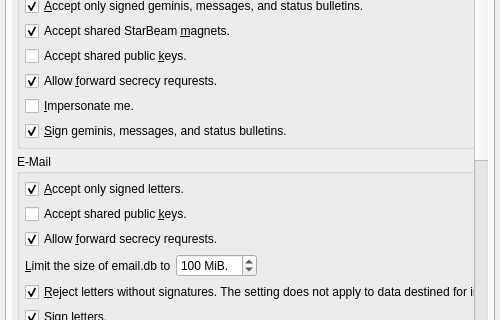
This is branches/trunk/GoldBug-UI/options.ui in textbrowser/spot-on as Qt 5 draws it before an edit; both pictures show x 0 to 500 and y 172 to 492 of the 500 by 610 pixel window. The edited form follows.
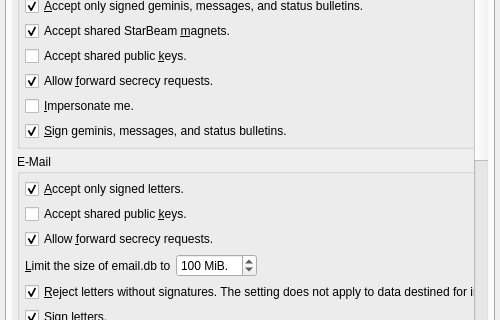
This is the edited form. The open tabs and pages were chosen to show the change. Icons and pictures are not drawn.

The edit to the form file:
```diff
--- a/branches/trunk/GoldBug-UI/options.ui
+++ b/branches/trunk/GoldBug-UI/options.ui
@@ -1045,7 +1045,7 @@
                   </sizepolicy>
                  </property>
                  <property name="text">
-                  <string>Allow &amp;forward secrecy requrests.</string>
+                  <string>Allow &amp;forward secrecy requests.</string>
                  </property>
                  <property name="checked">
                   <bool>true</bool>
@@ -1125,7 +1125,7 @@
                   </sizepolicy>
                  </property>
                  <property name="text">
-                  <string>Allow &amp;forward secrecy requrests.</string>
+                  <string>Allow &amp;forward secrecy requests.</string>
                  </property>
                  <property name="checked">
                   <bool>true</bool>
```
